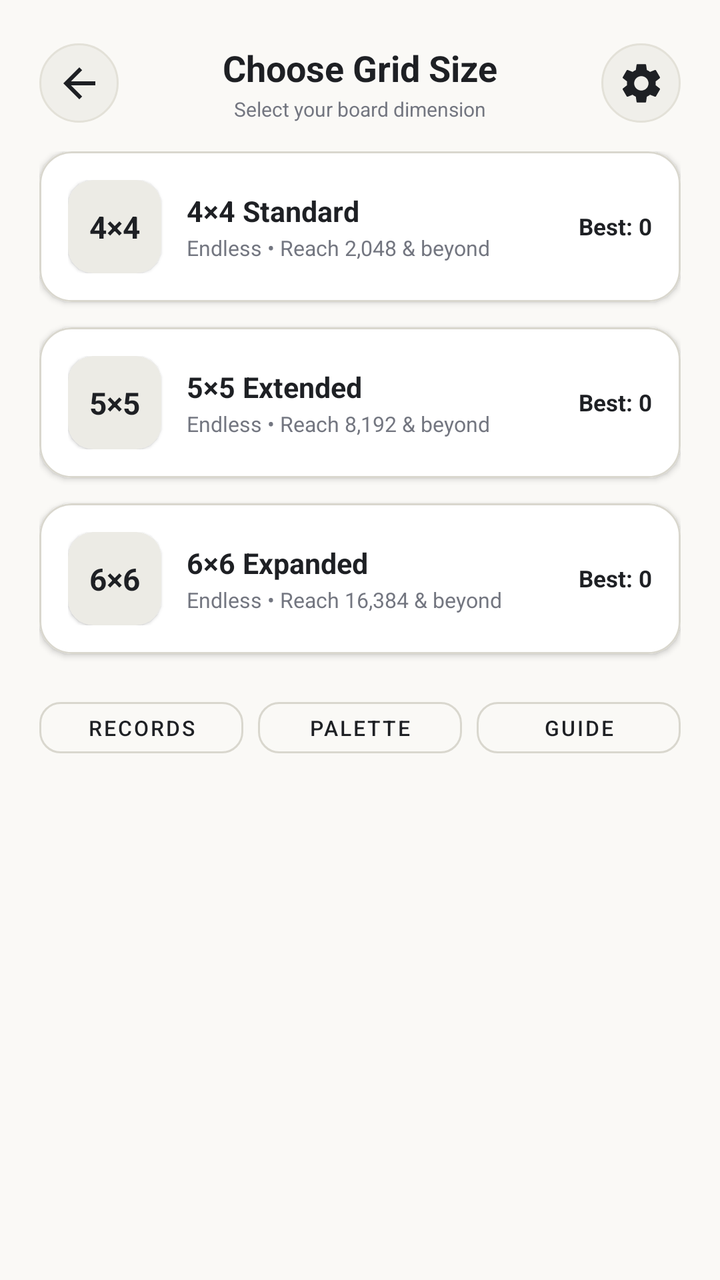
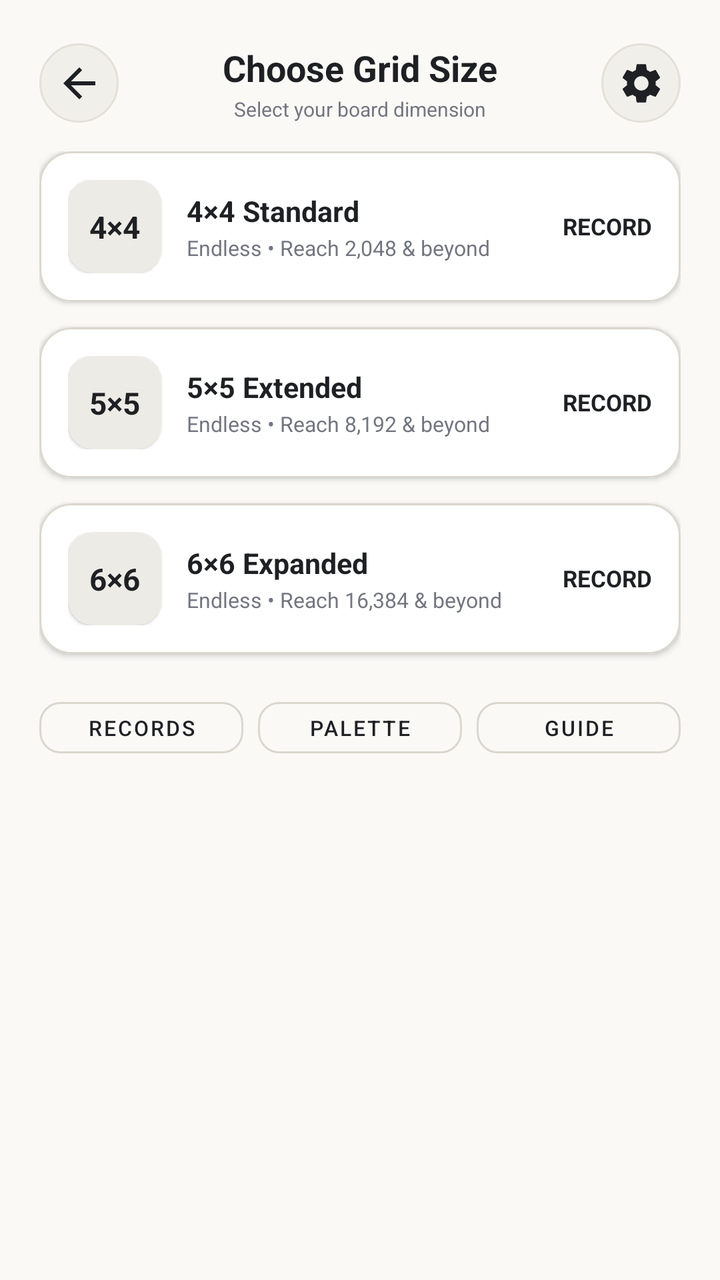

An Android layout rendered at two revisions. The XML below is the earlier revision; the diff shows what the commit changed to produce the second picture.
<!-- AndroidManifest.xml: application theme Theme.NumberBlocks -->
<!-- res/layout/fragment_home_dashboard.xml -->
<?xml version="1.0" encoding="utf-8"?>
<LinearLayout xmlns:android="http://schemas.android.com/apk/res/android"
    xmlns:app="http://schemas.android.com/apk/res-auto"
    android:layout_width="match_parent"
    android:layout_height="match_parent"
    android:orientation="vertical"
    android:paddingStart="@dimen/dp_22"
    android:paddingEnd="@dimen/dp_22"
    android:paddingTop="@dimen/dp_24"
    android:paddingBottom="@dimen/dp_12">

    
    <RelativeLayout
        android:layout_width="match_parent"
        android:layout_height="wrap_content"
        android:layout_marginBottom="@dimen/dp_16">

        <ImageButton
            android:id="@+id/btn_dashboard_back"
            android:layout_width="@dimen/dp_44"
            android:layout_height="@dimen/dp_44"
            android:layout_alignParentStart="true"
            android:layout_centerVertical="true"
            android:background="@drawable/btn_circle_surface"
            android:contentDescription="Back"
            android:padding="@dimen/dp_11"
            android:src="@drawable/ic_arrow_back"
            app:tint="#1E2024" />

        <LinearLayout
            android:layout_width="wrap_content"
            android:layout_height="wrap_content"
            android:layout_centerInParent="true"
            android:gravity="center_horizontal"
            android:orientation="vertical">

            <TextView
                android:id="@+id/tv_dashboard_title"
                android:layout_width="wrap_content"
                android:layout_height="wrap_content"
                android:text="Choose Grid Size"
                android:textColor="#1E2024"
                android:textSize="@dimen/sp_20"
                android:textStyle="bold" />

            <TextView
                android:layout_width="wrap_content"
                android:layout_height="wrap_content"
                android:layout_marginTop="@dimen/dp_2"
                android:text="Select your board dimension"
                android:textColor="#737680"
                android:textSize="@dimen/sp_11" />
        </LinearLayout>

        <ImageButton
            android:id="@+id/btn_dashboard_settings"
            android:layout_width="@dimen/dp_44"
            android:layout_height="@dimen/dp_44"
            android:layout_alignParentEnd="true"
            android:layout_centerVertical="true"
            android:background="@drawable/btn_circle_surface"
            android:contentDescription="Settings"
            android:padding="@dimen/dp_11"
            android:src="@drawable/ic_settings"
            app:tint="#1E2024" />
    </RelativeLayout>

    
    <ScrollView
        android:layout_width="match_parent"
        android:layout_height="0dp"
        android:layout_weight="1"
        android:fillViewport="true"
        android:scrollbars="none">

        <LinearLayout
            android:layout_width="match_parent"
            android:layout_height="wrap_content"
            android:orientation="vertical">

            
            <com.google.android.material.card.MaterialCardView
                android:id="@+id/card_dashboard_resume"
                android:layout_width="match_parent"
                android:layout_height="wrap_content"
                android:layout_marginBottom="@dimen/dp_16"
                android:visibility="gone"
                app:cardBackgroundColor="#FFFFFF"
                app:cardCornerRadius="@dimen/dp_18"
                app:cardElevation="@dimen/dp_2"
                app:strokeColor="#D9D7CE"
                app:strokeWidth="@dimen/dp_1">

                <LinearLayout
                    android:layout_width="match_parent"
                    android:layout_height="wrap_content"
                    android:gravity="center_vertical"
                    android:orientation="horizontal"
                    android:padding="@dimen/dp_16">

                    <LinearLayout
                        android:layout_width="0dp"
                        android:layout_height="wrap_content"
                        android:layout_weight="1"
                        android:orientation="vertical">

                        <TextView
                            android:id="@+id/tv_dashboard_resume_badge"
                            android:layout_width="wrap_content"
                            android:layout_height="wrap_content"
                            android:background="#ECEBE5"
                            android:paddingStart="@dimen/dp_8"
                            android:paddingEnd="@dimen/dp_8"
                            android:paddingTop="@dimen/dp_3"
                            android:paddingBottom="@dimen/dp_3"
                            android:text="ACTIVE RUN • 4×4"
                            android:textColor="#40434A"
                            android:textSize="@dimen/sp_10"
                            android:textStyle="bold" />

                        <TextView
                            android:id="@+id/tv_dashboard_resume_score"
                            android:layout_width="wrap_content"
                            android:layout_height="wrap_content"
                            android:layout_marginTop="@dimen/dp_4"
                            android:text="Score: 4,820"
                            android:textColor="#1E2024"
                            android:textSize="@dimen/sp_18"
                            android:textStyle="bold" />
                    </LinearLayout>

                    <Button
                        android:id="@+id/btn_dashboard_resume_run"
                        style="@style/Widget.MaterialComponents.Button"
                        android:layout_width="wrap_content"
                        android:layout_height="@dimen/dp_40"
                        android:backgroundTint="#1E2024"
                        android:text="Resume"
                        android:textColor="#FFFFFF"
                        android:textSize="@dimen/sp_12"
                        android:textStyle="bold"
                        app:cornerRadius="@dimen/dp_10" />
                </LinearLayout>
            </com.google.android.material.card.MaterialCardView>

            
            <com.google.android.material.card.MaterialCardView
                android:id="@+id/card_mode_4"
                android:layout_width="match_parent"
                android:layout_height="wrap_content"
                android:layout_marginBottom="@dimen/dp_14"
                app:cardBackgroundColor="#FFFFFF"
                app:cardCornerRadius="@dimen/dp_18"
                app:cardElevation="@dimen/dp_2"
                app:strokeColor="#D9D7CE"
                app:strokeWidth="@dimen/dp_1">

                <LinearLayout
                    android:layout_width="match_parent"
                    android:layout_height="wrap_content"
                    android:gravity="center_vertical"
                    android:orientation="horizontal"
                    android:padding="@dimen/dp_16">

                    <com.google.android.material.card.MaterialCardView
                        android:layout_width="@dimen/dp_52"
                        android:layout_height="@dimen/dp_52"
                        app:cardBackgroundColor="#ECEBE5"
                        app:cardCornerRadius="@dimen/dp_14"
                        app:strokeWidth="0dp">

                        <TextView
                            android:layout_width="wrap_content"
                            android:layout_height="wrap_content"
                            android:layout_gravity="center"
                            android:text="4×4"
                            android:textColor="#1E2024"
                            android:textSize="@dimen/sp_17"
                            android:textStyle="bold" />
                    </com.google.android.material.card.MaterialCardView>

                    <LinearLayout
                        android:layout_width="0dp"
                        android:layout_height="wrap_content"
                        android:layout_marginStart="@dimen/dp_14"
                        android:layout_weight="1"
                        android:orientation="vertical">

                        <TextView
                            android:layout_width="wrap_content"
                            android:layout_height="wrap_content"
                            android:text="4×4 Standard"
                            android:textColor="#1E2024"
                            android:textSize="@dimen/sp_16"
                            android:textStyle="bold" />

                        <TextView
                            android:layout_width="wrap_content"
                            android:layout_height="wrap_content"
                            android:layout_marginTop="@dimen/dp_2"
                            android:text="Endless • Reach 2,048 &amp; beyond"
                            android:textColor="#737680"
                            android:textSize="@dimen/sp_12" />
                    </LinearLayout>

                    <TextView
                        android:id="@+id/tv_best_4"
                        android:layout_width="wrap_content"
                        android:layout_height="wrap_content"
                        android:text="Best: 0"
                        android:textColor="#1E2024"
                        android:textSize="@dimen/sp_13"
                        android:textStyle="bold" />
                </LinearLayout>
            </com.google.android.material.card.MaterialCardView>

            
            <com.google.android.material.card.MaterialCardView
                android:id="@+id/card_mode_5"
                android:layout_width="match_parent"
                android:layout_height="wrap_content"
                android:layout_marginBottom="@dimen/dp_14"
                app:cardBackgroundColor="#FFFFFF"
                app:cardCornerRadius="@dimen/dp_18"
                app:cardElevation="@dimen/dp_2"
                app:strokeColor="#D9D7CE"
                app:strokeWidth="@dimen/dp_1">

                <LinearLayout
                    android:layout_width="match_parent"
                    android:layout_height="wrap_content"
                    android:gravity="center_vertical"
                    android:orientation="horizontal"
                    android:padding="@dimen/dp_16">

                    <com.google.android.material.card.MaterialCardView
                        android:layout_width="@dimen/dp_52"
                        android:layout_height="@dimen/dp_52"
                        app:cardBackgroundColor="#ECEBE5"
                        app:cardCornerRadius="@dimen/dp_14"
                        app:strokeWidth="0dp">

                        <TextView
                            android:layout_width="wrap_content"
                            android:layout_height="wrap_content"
                            android:layout_gravity="center"
                            android:text="5×5"
                            android:textColor="#1E2024"
                            android:textSize="@dimen/sp_17"
                            android:textStyle="bold" />
                    </com.google.android.material.card.MaterialCardView>

                    <LinearLayout
                        android:layout_width="0dp"
                        android:layout_height="wrap_content"
                        android:layout_marginStart="@dimen/dp_14"
                        android:layout_weight="1"
                        android:orientation="vertical">

                        <TextView
                            android:layout_width="wrap_content"
                            android:layout_height="wrap_content"
                            android:text="5×5 Extended"
                            android:textColor="#1E2024"
                            android:textSize="@dimen/sp_16"
                            android:textStyle="bold" />

                        <TextView
                            android:layout_width="wrap_content"
                            android:layout_height="wrap_content"
                            android:layout_marginTop="@dimen/dp_2"
                            android:text="Endless • Reach 8,192 &amp; beyond"
                            android:textColor="#737680"
                            android:textSize="@dimen/sp_12" />
                    </LinearLayout>

                    <TextView
                        android:id="@+id/tv_best_5"
                        android:layout_width="wrap_content"
                        android:layout_height="wrap_content"
                        android:text="Best: 0"
                        android:textColor="#1E2024"
                        android:textSize="@dimen/sp_13"
                        android:textStyle="bold" />
                </LinearLayout>
            </com.google.android.material.card.MaterialCardView>

            
            <com.google.android.material.card.MaterialCardView
                android:id="@+id/card_mode_6"
                android:layout_width="match_parent"
                android:layout_height="wrap_content"
                android:layout_marginBottom="@dimen/dp_20"
                app:cardBackgroundColor="#FFFFFF"
                app:cardCornerRadius="@dimen/dp_18"
                app:cardElevation="@dimen/dp_2"
                app:strokeColor="#D9D7CE"
                app:strokeWidth="@dimen/dp_1">

                <LinearLayout
                    android:layout_width="match_parent"
                    android:layout_height="wrap_content"
                    android:gravity="center_vertical"
                    android:orientation="horizontal"
                    android:padding="@dimen/dp_16">

                    <com.google.android.material.card.MaterialCardView
                        android:layout_width="@dimen/dp_52"
                        android:layout_height="@dimen/dp_52"
                        app:cardBackgroundColor="#ECEBE5"
                        app:cardCornerRadius="@dimen/dp_14"
                        app:strokeWidth="0dp">

                        <TextView
                            android:layout_width="wrap_content"
                            android:layout_height="wrap_content"
                            android:layout_gravity="center"
                            android:text="6×6"
                            android:textColor="#1E2024"
                            android:textSize="@dimen/sp_17"
                            android:textStyle="bold" />
                    </com.google.android.material.card.MaterialCardView>

                    <LinearLayout
                        android:layout_width="0dp"
                        android:layout_height="wrap_content"
                        android:layout_marginStart="@dimen/dp_14"
                        android:layout_weight="1"
                        android:orientation="vertical">

                        <TextView
                            android:layout_width="wrap_content"
                            android:layout_height="wrap_content"
                            android:text="6×6 Expanded"
                            android:textColor="#1E2024"
                            android:textSize="@dimen/sp_16"
                            android:textStyle="bold" />

                        <TextView
                            android:layout_width="wrap_content"
                            android:layout_height="wrap_content"
                            android:layout_marginTop="@dimen/dp_2"
                            android:text="Endless • Reach 16,384 &amp; beyond"
                            android:textColor="#737680"
                            android:textSize="@dimen/sp_12" />
                    </LinearLayout>

                    <TextView
                        android:id="@+id/tv_best_6"
                        android:layout_width="wrap_content"
                        android:layout_height="wrap_content"
                        android:text="Best: 0"
                        android:textColor="#1E2024"
                        android:textSize="@dimen/sp_13"
                        android:textStyle="bold" />
                </LinearLayout>
            </com.google.android.material.card.MaterialCardView>

            
            <LinearLayout
                android:layout_width="match_parent"
                android:layout_height="wrap_content"
                android:layout_marginBottom="@dimen/dp_16"
                android:orientation="horizontal">

                <Button
                    android:id="@+id/btn_dashboard_stats"
                    style="@style/Widget.MaterialComponents.Button.OutlinedButton"
                    android:layout_width="0dp"
                    android:layout_height="@dimen/dp_42"
                    android:layout_marginEnd="@dimen/dp_5"
                    android:layout_weight="1"
                    android:text="Records"
                    android:textColor="#1E2024"
                    android:textSize="@dimen/sp_12"
                    app:cornerRadius="@dimen/dp_12"
                    app:strokeColor="#D9D7CE" />

                <Button
                    android:id="@+id/btn_dashboard_themes"
                    style="@style/Widget.MaterialComponents.Button.OutlinedButton"
                    android:layout_width="0dp"
                    android:layout_height="@dimen/dp_42"
                    android:layout_marginStart="@dimen/dp_3"
                    android:layout_marginEnd="@dimen/dp_3"
                    android:layout_weight="1"
                    android:text="Palette"
                    android:textColor="#1E2024"
                    android:textSize="@dimen/sp_12"
                    app:cornerRadius="@dimen/dp_12"
                    app:strokeColor="#D9D7CE" />

                <Button
                    android:id="@+id/btn_dashboard_help"
                    style="@style/Widget.MaterialComponents.Button.OutlinedButton"
                    android:layout_width="0dp"
                    android:layout_height="@dimen/dp_42"
                    android:layout_marginStart="@dimen/dp_5"
                    android:layout_weight="1"
                    android:text="Guide"
                    android:textColor="#1E2024"
                    android:textSize="@dimen/sp_12"
                    app:cornerRadius="@dimen/dp_12"
                    app:strokeColor="#D9D7CE" />
            </LinearLayout>

        </LinearLayout>
    </ScrollView>
</LinearLayout>
<!-- resources referenced by this layout -->
<resources>
  <dimen name="dp_1">1.00dp</dimen>
  <dimen name="dp_10">10.00dp</dimen>
  <dimen name="dp_11">11.00dp</dimen>
  <dimen name="dp_12">12.00dp</dimen>
  <dimen name="dp_14">14.00dp</dimen>
  <dimen name="dp_16">16.00dp</dimen>
  <dimen name="dp_18">18.00dp</dimen>
  <dimen name="dp_2">2.00dp</dimen>
  <dimen name="dp_20">20.00dp</dimen>
  <dimen name="dp_22">22.00dp</dimen>
  <dimen name="dp_24">24.00dp</dimen>
  <dimen name="dp_3">3.00dp</dimen>
  <dimen name="dp_4">4.00dp</dimen>
  <dimen name="dp_40">40.00dp</dimen>
  <dimen name="dp_42">42.00dp</dimen>
  <dimen name="dp_44">44.00dp</dimen>
  <dimen name="dp_5">5.00dp</dimen>
  <dimen name="dp_52">52.00dp</dimen>
  <dimen name="dp_8">8.00dp</dimen>
  <dimen name="sp_10">10.00sp</dimen>
  <dimen name="sp_11">11.00sp</dimen>
  <dimen name="sp_12">12.00sp</dimen>
  <dimen name="sp_13">13.00sp</dimen>
  <dimen name="sp_16">16.00sp</dimen>
  <dimen name="sp_17">17.00sp</dimen>
  <dimen name="sp_18">18.00sp</dimen>
  <dimen name="sp_20">20.00sp</dimen>
  <!-- drawable btn_circle_surface (drawable) -->
  <?xml version="1.0" encoding="utf-8"?>
  <ripple xmlns:android="http://schemas.android.com/apk/res/android"
      android:color="#20000000">
      <item>
          <shape android:shape="oval">
              <solid android:color="#F0EFEA" />
              <stroke android:width="@dimen/dp_1" android:color="#E3E1D8" />
          </shape>
      </item>
  </ripple>
  <!-- drawable ic_arrow_back (drawable) -->
  <?xml version="1.0" encoding="utf-8"?>
  <vector xmlns:android="http://schemas.android.com/apk/res/android"
      android:width="24dp"
      android:height="24dp"
      android:viewportWidth="24"
      android:viewportHeight="24">
      <path
          android:fillColor="#1E2024"
          android:pathData="M20,11H7.83l5.59,-5.59L12,4l-8,8 8,8 1.41,-1.41L7.83,13H20v-2z" />
  </vector>
  <style name="Theme.NumberBlocks" parent="Theme.MaterialComponents.DayNight.NoActionBar">
          <item name="colorPrimary">@color/primary</item>
          <item name="colorPrimaryVariant">@color/primary_variant</item>
          <item name="colorSecondary">@color/secondary</item>
          <item name="android:statusBarColor">@color/background</item>
          <item name="android:navigationBarColor">@color/background</item>
          <item name="android:windowBackground">@color/background</item>
      </style>
  <color name="primary">#1E2024</color>
  <color name="primary_variant">#161719</color>
  <color name="secondary">#5A5D66</color>
  <color name="background">#FAF9F6</color>
  <!-- unchanged entries left out for length: 1 -->
</resources>

<!-- the commit's change to res/layout/fragment_home_dashboard.xml (unified diff, before → after) -->
@@ -22,7 +22,7 @@
             android:layout_alignParentStart="true"
             android:layout_centerVertical="true"
             android:background="@drawable/btn_circle_surface"
-            android:contentDescription="Back"
+            android:contentDescription="@string/cd_back"
             android:padding="@dimen/dp_11"
             android:src="@drawable/ic_arrow_back"
             app:tint="#1E2024" />
@@ -38,7 +38,7 @@
                 android:id="@+id/tv_dashboard_title"
                 android:layout_width="wrap_content"
                 android:layout_height="wrap_content"
-                android:text="Choose Grid Size"
+                android:text="@string/choose_grid_size"
                 android:textColor="#1E2024"
                 android:textSize="@dimen/sp_20"
                 android:textStyle="bold" />
@@ -47,7 +47,7 @@
                 android:layout_width="wrap_content"
                 android:layout_height="wrap_content"
                 android:layout_marginTop="@dimen/dp_2"
-                android:text="Select your board dimension"
+                android:text="@string/select_board_dimension"
                 android:textColor="#737680"
                 android:textSize="@dimen/sp_11" />
         </LinearLayout>
@@ -59,7 +59,7 @@
             android:layout_alignParentEnd="true"
             android:layout_centerVertical="true"
             android:background="@drawable/btn_circle_surface"
-            android:contentDescription="Settings"
+            android:contentDescription="@string/cd_settings"
             android:padding="@dimen/dp_11"
             android:src="@drawable/ic_settings"
             app:tint="#1E2024" />
@@ -123,7 +123,7 @@
                             android:layout_width="wrap_content"
                             android:layout_height="wrap_content"
                             android:layout_marginTop="@dimen/dp_4"
-                            android:text="Score: 4,820"
+                            android:text="@string/score"
                             android:textColor="#1E2024"
                             android:textSize="@dimen/sp_18"
                             android:textStyle="bold" />
@@ -135,7 +135,7 @@
                         android:layout_width="wrap_content"
                         android:layout_height="@dimen/dp_40"
                         android:backgroundTint="#1E2024"
-                        android:text="Resume"
+                        android:text="@string/resume"
                         android:textColor="#FFFFFF"
                         android:textSize="@dimen/sp_12"
                         android:textStyle="bold"
@@ -207,7 +207,7 @@
                         android:id="@+id/tv_best_4"
                         android:layout_width="wrap_content"
                         android:layout_height="wrap_content"
-                        android:text="Best: 0"
+                        android:text="@string/best"
                         android:textColor="#1E2024"
                         android:textSize="@dimen/sp_13"
                         android:textStyle="bold" />
@@ -278,7 +278,7 @@
                         android:id="@+id/tv_best_5"
                         android:layout_width="wrap_content"
                         android:layout_height="wrap_content"
-                        android:text="Best: 0"
+                        android:text="@string/best"
                         android:textColor="#1E2024"
                         android:textSize="@dimen/sp_13"
                         android:textStyle="bold" />
@@ -349,7 +349,7 @@
                         android:id="@+id/tv_best_6"
                         android:layout_width="wrap_content"
                         android:layout_height="wrap_content"
-                        android:text="Best: 0"
+                        android:text="@string/best"
                         android:textColor="#1E2024"
                         android:textSize="@dimen/sp_13"
                         android:textStyle="bold" />
@@ -370,7 +370,7 @@
                     android:layout_height="@dimen/dp_42"
                     android:layout_marginEnd="@dimen/dp_5"
                     android:layout_weight="1"
-                    android:text="Records"
+                    android:text="@string/nav_records"
                     android:textColor="#1E2024"
                     android:textSize="@dimen/sp_12"
                     app:cornerRadius="@dimen/dp_12"
@@ -384,7 +384,7 @@
                     android:layout_marginStart="@dimen/dp_3"
                     android:layout_marginEnd="@dimen/dp_3"
                     android:layout_weight="1"
-                    android:text="Palette"
+                    android:text="@string/nav_palette"
                     android:textColor="#1E2024"
                     android:textSize="@dimen/sp_12"
                     app:cornerRadius="@dimen/dp_12"
@@ -397,7 +397,7 @@
                     android:layout_height="@dimen/dp_42"
                     android:layout_marginStart="@dimen/dp_5"
                     android:layout_weight="1"
-                    android:text="Guide"
+                    android:text="@string/nav_guide"
                     android:textColor="#1E2024"
                     android:textSize="@dimen/sp_12"
                     app:cornerRadius="@dimen/dp_12"
<!-- resource entries referenced after the edit -->
@@ -49,6 +49,16 @@
           android:fillColor="#1E2024"
           android:pathData="M20,11H7.83l5.59,-5.59L12,4l-8,8 8,8 1.41,-1.41L7.83,13H20v-2z" />
   </vector>
+  <string name="best">RECORD</string>
+  <string name="cd_back">Back</string>
+  <string name="cd_settings">Settings</string>
+  <string name="choose_grid_size">Choose Grid Size</string>
+  <string name="nav_guide">Guide</string>
+  <string name="nav_palette">Palette</string>
+  <string name="nav_records">Records</string>
+  <string name="resume">Resume</string>
+  <string name="score">SCORE</string>
+  <string name="select_board_dimension">Select your board dimension</string>
   <style name="Theme.NumberBlocks" parent="Theme.MaterialComponents.DayNight.NoActionBar">
           <item name="colorPrimary">@color/primary</item>
           <item name="colorPrimaryVariant">@color/primary_variant</item>
